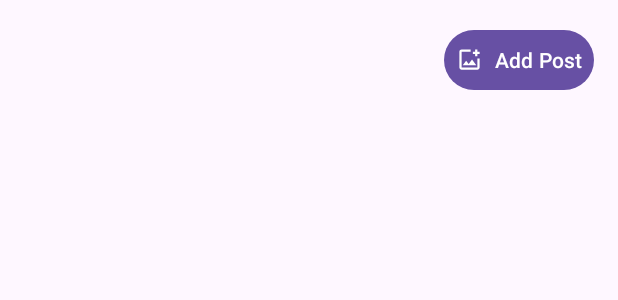
After one commit to AvramPaul/ProiectLicenta, an Android app: the layout activity_feed.xml on its own in the app's theme, with its tools: preview values and no code run, on a phone screen of 412 x 824 dp. The commit adds this screen. Shown: the top 300 px of the screen. Run offline under Robolectric (Android 15) with nearby library versions, the light colour scheme and no system bars.

```diff
--- a/car-spotting-frontend/app/src/main/AndroidManifest.xml
+++ b/car-spotting-frontend/app/src/main/AndroidManifest.xml
@@ -26,6 +26,7 @@
                 <category android:name="android.intent.category.LAUNCHER" />
             </intent-filter>
         </activity>
+        <activity android:name=".activity.FeedActivity"/>
         <activity android:name=".activity.InsertImageActivity"/>
         <activity android:name=".activity.LoginActivity"/>
         <activity android:name=".activity.CreatePostActivity"/>
--- /dev/null
+++ b/car-spotting-frontend/app/src/main/res/drawable/ic_add_post.xml
@@ -0,0 +1,5 @@
+<vector xmlns:android="http://schemas.android.com/apk/res/android" android:height="24dp" android:tint="#000000" android:viewportHeight="960" android:viewportWidth="960" android:width="24dp">
+
+    <path android:fillColor="@android:color/white" android:pathData="M480,480Q480,480 480,480Q480,480 480,480L480,480Q480,480 480,480Q480,480 480,480L480,480Q480,480 480,480Q480,480 480,480L480,480Q480,480 480,480Q480,480 480,480L480,480Q480,480 480,480Q480,480 480,480Q480,480 480,480Q480,480 480,480ZM200,840Q167,840 143.5,816.5Q120,793 120,760L120,200Q120,167 143.5,143.5Q167,120 200,120L520,120Q520,137 520,157Q520,177 520,200L200,200Q200,200 200,200Q200,200 200,200L200,760Q200,760 200,760Q200,760 200,760L760,760Q760,760 760,760Q760,760 760,760L760,440Q783,440 803,440Q823,440 840,440L840,760Q840,793 816.5,816.5Q793,840 760,840L200,840ZM240,680L720,680L570,480L450,640L360,520L240,680ZM680,360L680,280L600,280L600,200L680,200L680,120L760,120L760,200L840,200L840,280L760,280L760,360L680,360Z"/>
+
+</vector>
--- /dev/null
+++ b/car-spotting-frontend/app/src/main/res/layout/activity_feed.xml
@@ -0,0 +1,26 @@
+<?xml version="1.0" encoding="utf-8"?>
+<androidx.constraintlayout.widget.ConstraintLayout
+    xmlns:android="http://schemas.android.com/apk/res/android"
+    xmlns:app="http://schemas.android.com/apk/res-auto"
+    xmlns:tools="http://schemas.android.com/tools"
+    android:layout_width="match_parent"
+    android:layout_height="match_parent">
+
+    <!-- Example content (e.g., feed, can be a RecyclerView) -->
+    <!-- Add your feed views here -->
+
+    <!-- Button anchored to top-right corner -->
+    <Button
+        android:id="@+id/addPostButton"
+        android:layout_width="wrap_content"
+        android:layout_height="wrap_content"
+        android:text="Add Post"
+        android:drawableStart="@drawable/ic_add_post"
+        android:padding="8dp"
+        android:layout_margin="16dp"
+        app:layout_constraintTop_toTopOf="parent"
+        app:layout_constraintEnd_toEndOf="parent"
+        app:icon="@drawable/ic_add_post"
+        app:iconGravity="textStart" />
+
+</androidx.constraintlayout.widget.ConstraintLayout>
```
Also changed, not shown: car-spotting-backend/src/main/java/com/licenta/car_spotting_backend/controller/PostController.java (+0 -33 lines), car-spotting-frontend/app/src/main/java/com/example/car_spotting_front_end/activity/FeedActivity.java (added, +30 -0 lines), car-spotting-frontend/app/src/main/java/com/example/car_spotting_front_end/activity/InsertImageActivity.java (+14 -0 lines), car-spotting-frontend/app/src/main/java/com/example/car_spotting_front_end/activity/LoginActivity.java (+7 -0 lines), car-spotting-frontend/app/src/main/res/layout/activity_insert_image.xml (+19 -14 lines), car-spotting-frontend/app/src/main/res/layout/activity_login.xml (+12 -1 lines).
